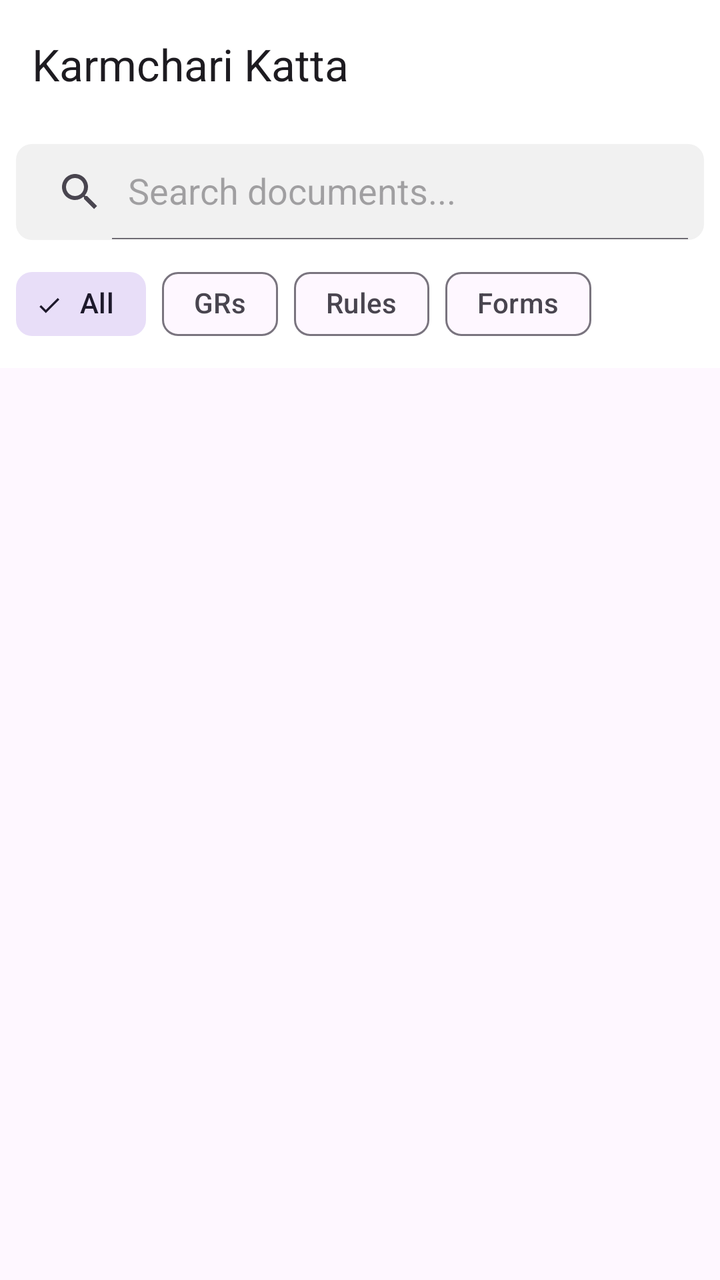
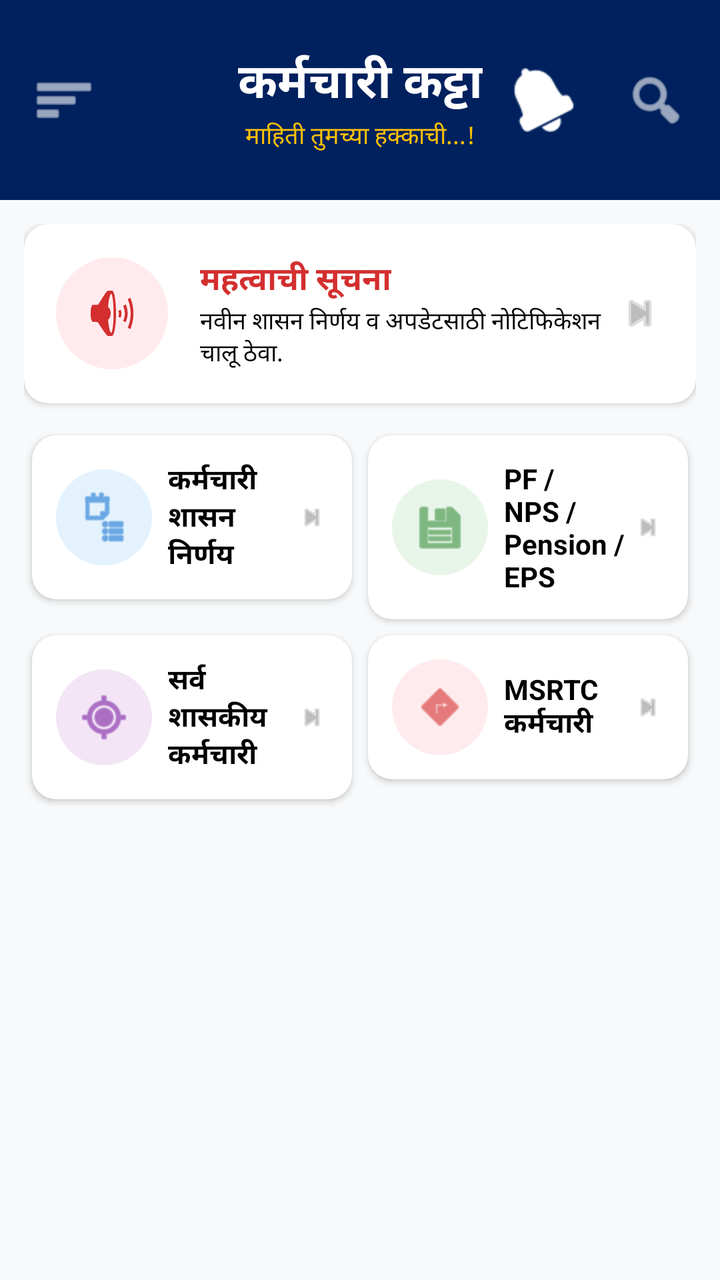

Screens rendered from an Android XML layout before and after an edit, with the pre-edit source and the edit as a unified diff.
<!-- AndroidManifest.xml: application theme Theme.KarmchariKatta -->
<!-- res/layout/activity_main.xml -->
<?xml version="1.0" encoding="utf-8"?>
<androidx.coordinatorlayout.widget.CoordinatorLayout xmlns:android="http://schemas.android.com/apk/res/android"
    xmlns:app="http://schemas.android.com/apk/res-auto"
    xmlns:tools="http://schemas.android.com/tools"
    android:layout_width="match_parent"
    android:layout_height="match_parent"
    tools:context=".MainActivity">

    <com.google.android.material.appbar.AppBarLayout
        android:layout_width="match_parent"
        android:layout_height="wrap_content"
        android:background="@color/white">

        <com.google.android.material.appbar.MaterialToolbar
            android:id="@+id/toolbar"
            android:layout_width="match_parent"
            android:layout_height="?attr/actionBarSize"
            app:title="Karmchari Katta" />

        <androidx.appcompat.widget.SearchView
            android:id="@+id/search_view"
            android:layout_width="match_parent"
            android:layout_height="wrap_content"
            android:layout_margin="8dp"
            android:background="@drawable/bg_search"
            app:iconifiedByDefault="false"
            app:queryHint="Search documents..." />

        <HorizontalScrollView
            android:layout_width="match_parent"
            android:layout_height="wrap_content"
            android:paddingHorizontal="8dp"
            android:paddingBottom="8dp"
            android:scrollbars="none">

            <com.google.android.material.chip.ChipGroup
                android:id="@+id/chip_group_filter"
                android:layout_width="wrap_content"
                android:layout_height="wrap_content"
                app:singleSelection="true">

                <com.google.android.material.chip.Chip
                    android:id="@+id/chip_all"
                    style="@style/Widget.Material3.Chip.Filter"
                    android:layout_width="wrap_content"
                    android:layout_height="wrap_content"
                    android:checked="true"
                    android:text="All" />

                <com.google.android.material.chip.Chip
                    android:id="@+id/chip_gr"
                    style="@style/Widget.Material3.Chip.Filter"
                    android:layout_width="wrap_content"
                    android:layout_height="wrap_content"
                    android:text="GRs" />

                <com.google.android.material.chip.Chip
                    android:id="@+id/chip_rules"
                    style="@style/Widget.Material3.Chip.Filter"
                    android:layout_width="wrap_content"
                    android:layout_height="wrap_content"
                    android:text="Rules" />

                <com.google.android.material.chip.Chip
                    android:id="@+id/chip_forms"
                    style="@style/Widget.Material3.Chip.Filter"
                    android:layout_width="wrap_content"
                    android:layout_height="wrap_content"
                    android:text="Forms" />

            </com.google.android.material.chip.ChipGroup>
        </HorizontalScrollView>

    </com.google.android.material.appbar.AppBarLayout>

    <androidx.constraintlayout.widget.ConstraintLayout
        android:layout_width="match_parent"
        android:layout_height="match_parent"
        app:layout_behavior="@string/appbar_scrolling_view_behavior">

        <androidx.recyclerview.widget.RecyclerView
            android:id="@+id/recycler_view"
            android:layout_width="match_parent"
            android:layout_height="match_parent"
            android:clipToPadding="false"
            android:paddingBottom="16dp" />

        <ProgressBar
            android:id="@+id/progress_bar"
            android:layout_width="wrap_content"
            android:layout_height="wrap_content"
            android:visibility="gone"
            app:layout_constraintBottom_toBottomOf="parent"
            app:layout_constraintEnd_toEndOf="parent"
            app:layout_constraintStart_toStartOf="parent"
            app:layout_constraintTop_toTopOf="parent" />

        <TextView
            android:id="@+id/text_empty"
            android:layout_width="wrap_content"
            android:layout_height="wrap_content"
            android:text="No documents found"
            android:visibility="gone"
            app:layout_constraintBottom_toBottomOf="parent"
            app:layout_constraintEnd_toEndOf="parent"
            app:layout_constraintStart_toStartOf="parent"
            app:layout_constraintTop_toTopOf="parent" />

    </androidx.constraintlayout.widget.ConstraintLayout>

</androidx.coordinatorlayout.widget.CoordinatorLayout>
<!-- resources referenced by this layout -->
<resources>
  <color name="white">#FFFFFFFF</color>
  <!-- drawable bg_search (drawable) -->
  <?xml version="1.0" encoding="utf-8"?>
  <shape xmlns:android="http://schemas.android.com/apk/res/android">
      <solid android:color="#F1F1F1" />
      <corners android:radius="8dp" />
  </shape>
  <style name="Theme.KarmchariKatta" parent="Base.Theme.KarmchariKatta" />
  <style name="Base.Theme.KarmchariKatta" parent="Theme.Material3.DayNight.NoActionBar">
          
          
      </style>
</resources>

<!-- the commit's change to res/layout/activity_main.xml (unified diff, before → after) -->
@@ -4,108 +4,369 @@
     xmlns:tools="http://schemas.android.com/tools"
     android:layout_width="match_parent"
     android:layout_height="match_parent"
+    android:background="@color/bg_light"
     tools:context=".MainActivity">
 
     <com.google.android.material.appbar.AppBarLayout
         android:layout_width="match_parent"
         android:layout_height="wrap_content"
-        android:background="@color/white">
-
-        <com.google.android.material.appbar.MaterialToolbar
-            android:id="@+id/toolbar"
+        android:background="@color/primary_dark">
+
+        <androidx.constraintlayout.widget.ConstraintLayout
             android:layout_width="match_parent"
-            android:layout_height="?attr/actionBarSize"
-            app:title="Karmchari Katta" />
-
-        <androidx.appcompat.widget.SearchView
-            android:id="@+id/search_view"
-            android:layout_width="match_parent"
-            android:layout_height="wrap_content"
-            android:layout_margin="8dp"
-            android:background="@drawable/bg_search"
-            app:iconifiedByDefault="false"
-            app:queryHint="Search documents..." />
-
-        <HorizontalScrollView
-            android:layout_width="match_parent"
-            android:layout_height="wrap_content"
-            android:paddingHorizontal="8dp"
-            android:paddingBottom="8dp"
-            android:scrollbars="none">
-
-            <com.google.android.material.chip.ChipGroup
-                android:id="@+id/chip_group_filter"
+            android:layout_height="100dp"
+            android:padding="8dp">
+
+            <ImageButton
+                android:id="@+id/btn_menu"
+                android:layout_width="48dp"
+                android:layout_height="48dp"
+                android:background="?attr/selectableItemBackgroundBorderless"
+                android:src="@android:drawable/ic_menu_sort_by_size"
+                app:layout_constraintBottom_toBottomOf="parent"
+                app:layout_constraintStart_toStartOf="parent"
+                app:layout_constraintTop_toTopOf="parent"
+                app:tint="@color/white" />
+
+            <LinearLayout
                 android:layout_width="wrap_content"
                 android:layout_height="wrap_content"
-                app:singleSelection="true">
-
-                <com.google.android.material.chip.Chip
-                    android:id="@+id/chip_all"
-                    style="@style/Widget.Material3.Chip.Filter"
+                android:gravity="center"
+                android:orientation="vertical"
+                app:layout_constraintBottom_toBottomOf="parent"
+                app:layout_constraintEnd_toEndOf="parent"
+                app:layout_constraintStart_toStartOf="parent"
+                app:layout_constraintTop_toTopOf="parent">
+
+                <TextView
                     android:layout_width="wrap_content"
                     android:layout_height="wrap_content"
-                    android:checked="true"
-                    android:text="All" />
-
-                <com.google.android.material.chip.Chip
-                    android:id="@+id/chip_gr"
-                    style="@style/Widget.Material3.Chip.Filter"
+                    android:text="कर्मचारी कट्टा"
+                    android:textColor="@color/white"
+                    android:textSize="24sp"
+                    android:textStyle="bold" />
+
+                <TextView
                     android:layout_width="wrap_content"
                     android:layout_height="wrap_content"
-                    android:text="GRs" />
-
-                <com.google.android.material.chip.Chip
-                    android:id="@+id/chip_rules"
-                    style="@style/Widget.Material3.Chip.Filter"
-                    android:layout_width="wrap_content"
-                    android:layout_height="wrap_content"
-                    android:text="Rules" />
-
-                <com.google.android.material.chip.Chip
-                    android:id="@+id/chip_forms"
-                    style="@style/Widget.Material3.Chip.Filter"
-                    android:layout_width="wrap_content"
-                    android:layout_height="wrap_content"
-                    android:text="Forms" />
-
-            </com.google.android.material.chip.ChipGroup>
-        </HorizontalScrollView>
+                    android:text="माहिती तुमच्या हक्काची...!"
+                    android:textColor="@color/tagline_yellow"
+                    android:textSize="12sp" />
+            </LinearLayout>
+
+            <ImageButton
+                android:id="@+id/btn_search"
+                android:layout_width="48dp"
+                android:layout_height="48dp"
+                android:background="?attr/selectableItemBackgroundBorderless"
+                android:src="@android:drawable/ic_menu_search"
+                app:layout_constraintBottom_toBottomOf="parent"
+                app:layout_constraintEnd_toEndOf="parent"
+                app:layout_constraintTop_toTopOf="parent"
+                app:tint="@color/white" />
+
+            <ImageButton
+                android:id="@+id/btn_notification"
+                android:layout_width="48dp"
+                android:layout_height="48dp"
+                android:layout_marginEnd="8dp"
+                android:background="?attr/selectableItemBackgroundBorderless"
+                android:src="@android:drawable/ic_popup_reminder"
+                app:layout_constraintBottom_toBottomOf="parent"
+                app:layout_constraintEnd_toStartOf="@id/btn_search"
+                app:layout_constraintTop_toTopOf="parent"
+                app:tint="@color/white" />
+
+        </androidx.constraintlayout.widget.ConstraintLayout>
 
     </com.google.android.material.appbar.AppBarLayout>
 
-    <androidx.constraintlayout.widget.ConstraintLayout
+    <androidx.core.widget.NestedScrollView
         android:layout_width="match_parent"
         android:layout_height="match_parent"
         app:layout_behavior="@string/appbar_scrolling_view_behavior">
 
-        <androidx.recyclerview.widget.RecyclerView
-            android:id="@+id/recycler_view"
+        <LinearLayout
             android:layout_width="match_parent"
-            android:layout_height="match_parent"
-            android:clipToPadding="false"
-            android:paddingBottom="16dp" />
-
-        <ProgressBar
-            android:id="@+id/progress_bar"
-            android:layout_width="wrap_content"
             android:layout_height="wrap_content"
-            android:visibility="gone"
-            app:layout_constraintBottom_toBottomOf="parent"
-            app:layout_constraintEnd_toEndOf="parent"
-            app:layout_constraintStart_toStartOf="parent"
-            app:layout_constraintTop_toTopOf="parent" />
-
-        <TextView
-            android:id="@+id/text_empty"
-            android:layout_width="wrap_content"
-            android:layout_height="wrap_content"
-            android:text="No documents found"
-            android:visibility="gone"
-            app:layout_constraintBottom_toBottomOf="parent"
-            app:layout_constraintEnd_toEndOf="parent"
-            app:layout_constraintStart_toStartOf="parent"
-            app:layout_constraintTop_toTopOf="parent" />
-
-    </androidx.constraintlayout.widget.ConstraintLayout>
+            android:orientation="vertical"
+            android:padding="12dp">
+
+            
+            <com.google.android.material.card.MaterialCardView
+                android:id="@+id/card_notice"
+                android:layout_width="match_parent"
+                android:layout_height="wrap_content"
+                android:layout_marginBottom="12dp"
+                app:cardBackgroundColor="@color/white"
+                app:cardCornerRadius="12dp"
+                app:cardElevation="2dp"
+                app:strokeWidth="0dp">
+
+                <LinearLayout
+                    android:layout_width="match_parent"
+                    android:layout_height="wrap_content"
+                    android:gravity="center_vertical"
+                    android:orientation="horizontal"
+                    android:padding="16dp">
+
+                    <FrameLayout
+                        android:layout_width="56dp"
+                        android:layout_height="56dp"
+                        android:background="@drawable/bg_circle_red">
+
+                        <ImageView
+                            android:layout_width="32dp"
+                            android:layout_height="32dp"
+                            android:layout_gravity="center"
+                            android:src="@android:drawable/ic_lock_silent_mode_off"
+                            app:tint="@color/notice_red" />
+                    </FrameLayout>
+
+                    <LinearLayout
+                        android:layout_width="0dp"
+                        android:layout_height="wrap_content"
+                        android:layout_marginStart="16dp"
+                        android:layout_weight="1"
+                        android:orientation="vertical">
+
+                        <TextView
+                            android:layout_width="wrap_content"
+                            android:layout_height="wrap_content"
+                            android:text="महत्वाची सूचना"
+                            android:textColor="@color/notice_red"
+                            android:textSize="16sp"
+                            android:textStyle="bold" />
+
+                        <TextView
+                            android:layout_width="wrap_content"
+                            android:layout_height="wrap_content"
+                            android:text="नवीन शासन निर्णय व अपडेटसाठी नोटिफिकेशन चालू ठेवा."
+                            android:textColor="@color/black"
+                            android:textSize="12sp" />
+                    </LinearLayout>
+
+                    <ImageView
+                        android:layout_width="24dp"
+                        android:layout_height="24dp"
+                        android:src="@android:drawable/ic_media_next"
+                        app:tint="#BDBDBD" />
+
+                </LinearLayout>
+
+            </com.google.android.material.card.MaterialCardView>
+
+            
+            <GridLayout
+                android:layout_width="match_parent"
+                android:layout_height="wrap_content"
+                android:columnCount="2"
+                android:rowCount="2">
+
+                
+                <com.google.android.material.card.MaterialCardView
+                    android:id="@+id/card_gr"
+                    android:layout_width="0dp"
+                    android:layout_height="wrap_content"
+                    android:layout_columnWeight="1"
+                    android:layout_margin="4dp"
+                    app:cardBackgroundColor="@color/white"
+                    app:cardCornerRadius="12dp"
+                    app:cardElevation="2dp"
+                    app:strokeWidth="0dp">
+
+                    <LinearLayout
+                        android:layout_width="match_parent"
+                        android:layout_height="wrap_content"
+                        android:gravity="center_vertical"
+                        android:orientation="horizontal"
+                        android:padding="12dp">
+
+                        <FrameLayout
+                            android:layout_width="48dp"
+                            android:layout_height="48dp"
+                            android:background="@drawable/bg_circle_blue">
+
+                            <ImageView
+                                android:layout_width="28dp"
+                                android:layout_height="28dp"
+                                android:layout_gravity="center"
+                                android:src="@android:drawable/ic_menu_agenda"
+                                app:tint="@color/circle_blue_icon" />
+                        </FrameLayout>
+
+                        <TextView
+                            android:layout_width="0dp"
+                            android:layout_height="wrap_content"
+                            android:layout_marginStart="8dp"
+                            android:layout_weight="1"
+                            android:text="कर्मचारी\nशासन निर्णय"
+                            android:textColor="@color/black"
+                            android:textSize="14sp"
+                            android:textStyle="bold" />
+
+                        <ImageView
+                            android:layout_width="16dp"
+                            android:layout_height="16dp"
+                            android:src="@android:drawable/ic_media_next"
+                            app:tint="#BDBDBD" />
+                    </LinearLayout>
+                </com.google.android.material.card.MaterialCardView>
+
+                
+                <com.google.android.material.card.MaterialCardView
+                    android:id="@+id/card_pension"
+                    android:layout_width="0dp"
+                    android:layout_height="wrap_content"
+                    android:layout_columnWeight="1"
+                    android:layout_margin="4dp"
+                    app:cardBackgroundColor="@color/white"
+                    app:cardCornerRadius="12dp"
+                    app:cardElevation="2dp"
+                    app:strokeWidth="0dp">
+
+                    <LinearLayout
+                        android:layout_width="match_parent"
+                        android:layout_height="wrap_content"
+                        android:gravity="center_vertical"
+                        android:orientation="horizontal"
+                        android:padding="12dp">
+
+                        <FrameLayout
+                            android:layout_width="48dp"
+                            android:layout_height="48dp"
+                            android:background="@drawable/bg_circle_green">
+
+                            <ImageView
+                                android:layout_width="28dp"
+                                android:layout_height="28dp"
+                                android:layout_gravity="center"
+                                android:src="@android:drawable/ic_menu_save"
+                                app:tint="@color/circle_green_icon" />
+                        </FrameLayout>
+
+                        <TextView
+                            android:layout_width="0dp"
+                            android:layout_height="wrap_content"
+                            android:layout_marginStart="8dp"
+                            android:layout_weight="1"
+                            android:text="PF / NPS /\nPension / EPS"
+                            android:textColor="@color/black"
+                            android:textSize="14sp"
+                            android:textStyle="bold" />
+
+                        <ImageView
+                            android:layout_width="16dp"
+                            android:layout_height="16dp"
+                            android:src="@android:drawable/ic_media_next"
+                            app:tint="#BDBDBD" />
+                    </LinearLayout>
+                </com.google.android.material.card.MaterialCardView>
+
+                
+                <com.google.android.material.card.MaterialCardView
+                    android:id="@+id/card_all_employees"
+                    android:layout_width="0dp"
+                    android:layout_height="wrap_content"
+                    android:layout_columnWeight="1"
+                    android:layout_margin="4dp"
+                    app:cardBackgroundColor="@color/white"
+                    app:cardCornerRadius="12dp"
+                    app:cardElevation="2dp"
+                    app:strokeWidth="0dp">
+
+                    <LinearLayout
+                        android:layout_width="match_parent"
+                        android:layout_height="wrap_content"
+                        android:gravity="center_vertical"
+                        android:orientation="horizontal"
+                        android:padding="12dp">
+
+                        <FrameLayout
+                            android:layout_width="48dp"
+                            android:layout_height="48dp"
+                            android:background="@drawable/bg_circle_purple">
+
+                            <ImageView
+                                android:layout_width="28dp"
+                                android:layout_height="28dp"
+                                android:layout_gravity="center"
+                                android:src="@android:drawable/ic_menu_mylocation"
+                                app:tint="@color/circle_purple_icon" />
+                        </FrameLayout>
+
+                        <TextView
+                            android:layout_width="0dp"
+                            android:layout_height="wrap_content"
+                            android:layout_marginStart="8dp"
+                            android:layout_weight="1"
+                            android:text="सर्व शासकीय\nकर्मचारी"
+                            android:textColor="@color/black"
+                            android:textSize="14sp"
+                            android:textStyle="bold" />
+
+                        <ImageView
+                            android:layout_width="16dp"
+                            android:layout_height="16dp"
+                            android:src="@android:drawable/ic_media_next"
+                            app:tint="#BDBDBD" />
+                    </LinearLayout>
+                </com.google.android.material.card.MaterialCardView>
+
+                
+                <com.google.android.material.card.MaterialCardView
+                    android:id="@+id/card_msrtc"
+                    android:layout_width="0dp"
+                    android:layout_height="wrap_content"
+                    android:layout_columnWeight="1"
+                    android:layout_margin="4dp"
+                    app:cardBackgroundColor="@color/white"
+                    app:cardCornerRadius="12dp"
+                    app:cardElevation="2dp"
+                    app:strokeWidth="0dp">
+
+                    <LinearLayout
+                        android:layout_width="match_parent"
+                        android:layout_height="wrap_content"
+                        android:gravity="center_vertical"
+                        android:orientation="horizontal"
+                        android:padding="12dp">
+
+                        <FrameLayout
+                            android:layout_width="48dp"
+                            android:layout_height="48dp"
+                            android:background="@drawable/bg_circle_red">
+
+                            <ImageView
+                                android:layout_width="28dp"
+                                android:layout_height="28dp"
+                                android:layout_gravity="center"
+                                android:src="@android:drawable/ic_menu_directions"
+                                app:tint="@color/circle_red_icon" />
+                        </FrameLayout>
+
+                        <TextView
+                            android:layout_width="0dp"
+                            android:layout_height="wrap_content"
+                            android:layout_marginStart="8dp"
+                            android:layout_weight="1"
+                            android:text="MSRTC\nकर्मचारी"
+                            android:textColor="@color/black"
+                            android:textSize="14sp"
+                            android:textStyle="bold" />
+
+                        <ImageView
+                            android:layout_width="16dp"
+                            android:layout_height="16dp"
+                            android:src="@android:drawable/ic_media_next"
+                            app:tint="#BDBDBD" />
+                    </LinearLayout>
+                </com.google.android.material.card.MaterialCardView>
+
+            </GridLayout>
+
+        </LinearLayout>
+
+    </androidx.core.widget.NestedScrollView>
 
 </androidx.coordinatorlayout.widget.CoordinatorLayout>
<!-- resource entries referenced after the edit -->
@@ -1,13 +1,44 @@
 <!-- resources referenced by this layout -->
 <resources>
+  <color name="bg_light">#F8F9FA</color>
+  <color name="black">#FF000000</color>
+  <color name="circle_blue_icon">#1976D2</color>
+  <color name="circle_green_icon">#388E3C</color>
+  <color name="circle_purple_icon">#7B1FA2</color>
+  <color name="circle_red_icon">#D32F2F</color>
+  <color name="notice_red">#D32F2F</color>
+  <color name="primary_dark">#00215E</color>
+  <color name="tagline_yellow">#FFC107</color>
   <color name="white">#FFFFFFFF</color>
-  <!-- drawable bg_search (drawable) -->
+  <!-- drawable bg_circle_blue (drawable) -->
   <?xml version="1.0" encoding="utf-8"?>
-  <shape xmlns:android="http://schemas.android.com/apk/res/android">
-      <solid android:color="#F1F1F1" />
-      <corners android:radius="8dp" />
+  <shape xmlns:android="http://schemas.android.com/apk/res/android"
+      android:shape="oval">
+      <solid android:color="@color/circle_blue_bg" />
+  </shape>
+  <!-- drawable bg_circle_green (drawable) -->
+  <?xml version="1.0" encoding="utf-8"?>
+  <shape xmlns:android="http://schemas.android.com/apk/res/android"
+      android:shape="oval">
+      <solid android:color="@color/circle_green_bg" />
+  </shape>
+  <!-- drawable bg_circle_purple (drawable) -->
+  <?xml version="1.0" encoding="utf-8"?>
+  <shape xmlns:android="http://schemas.android.com/apk/res/android"
+      android:shape="oval">
+      <solid android:color="@color/circle_purple_bg" />
+  </shape>
+  <!-- drawable bg_circle_red (drawable) -->
+  <?xml version="1.0" encoding="utf-8"?>
+  <shape xmlns:android="http://schemas.android.com/apk/res/android"
+      android:shape="oval">
+      <solid android:color="@color/circle_red_bg" />
   </shape>
   <style name="Theme.KarmchariKatta" parent="Base.Theme.KarmchariKatta" />
+  <color name="circle_blue_bg">#E3F2FD</color>
+  <color name="circle_green_bg">#E8F5E9</color>
+  <color name="circle_purple_bg">#F3E5F5</color>
+  <color name="circle_red_bg">#FFEBEE</color>
   <style name="Base.Theme.KarmchariKatta" parent="Theme.Material3.DayNight.NoActionBar">
           
           
